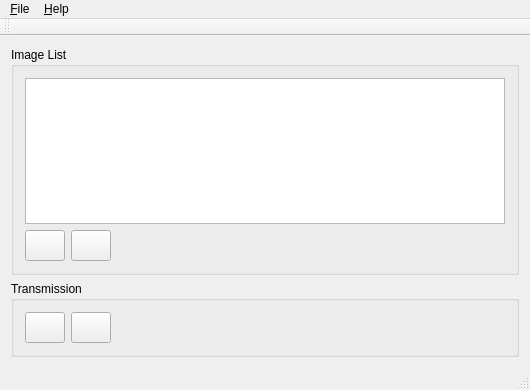
zhming0/Modernization-Traffic-Monitoring-System, file MTMS_Client/clientmainwindow.ui: the form before one commit.
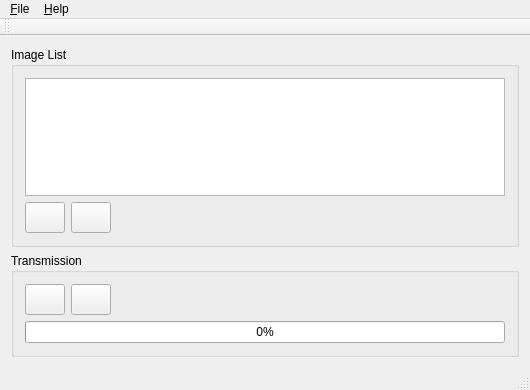
The form after the commit. Icons and pictures are not drawn.

```diff
--- a/MTMS_Client/clientmainwindow.ui
+++ b/MTMS_Client/clientmainwindow.ui
@@ -93,6 +93,8 @@
       <property name="title">
        <string>Transmission</string>
       </property>
+      <layout class="QVBoxLayout" name="verticalLayout_3">
+       <item>
       <layout class="QHBoxLayout" name="horizontalLayout_2">
        <item>
         <widget class="QPushButton" name="pushButton_3">
@@ -146,6 +148,15 @@
           </size>
          </property>
         </spacer>
+         </item>
+        </layout>
+       </item>
+       <item>
+        <widget class="QProgressBar" name="progressBar">
+         <property name="value">
+          <number>0</number>
+         </property>
+        </widget>
        </item>
       </layout>
      </widget>
```
Left out of the diff: 8 changed lines with no effect on the pictures. Lines whose indentation alone changed are shown as unchanged.
